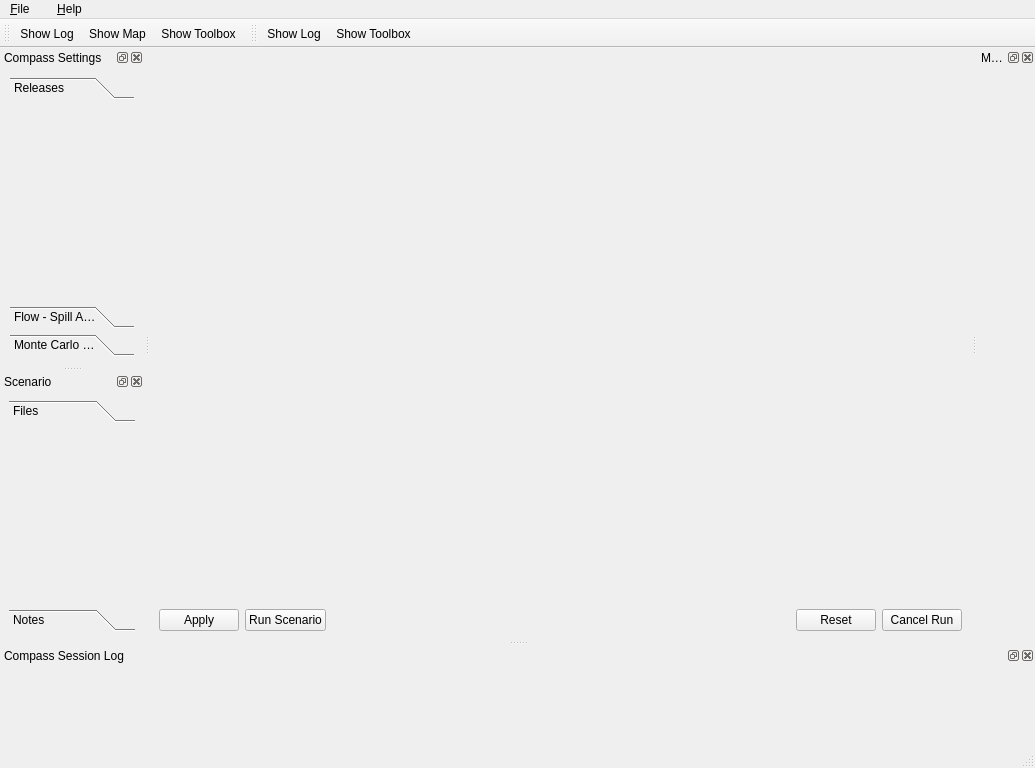
Before: the Qt Designer form src/CompassGui.ui in nschindler-noaa/compass-rewrite, drawn with Qt 5.
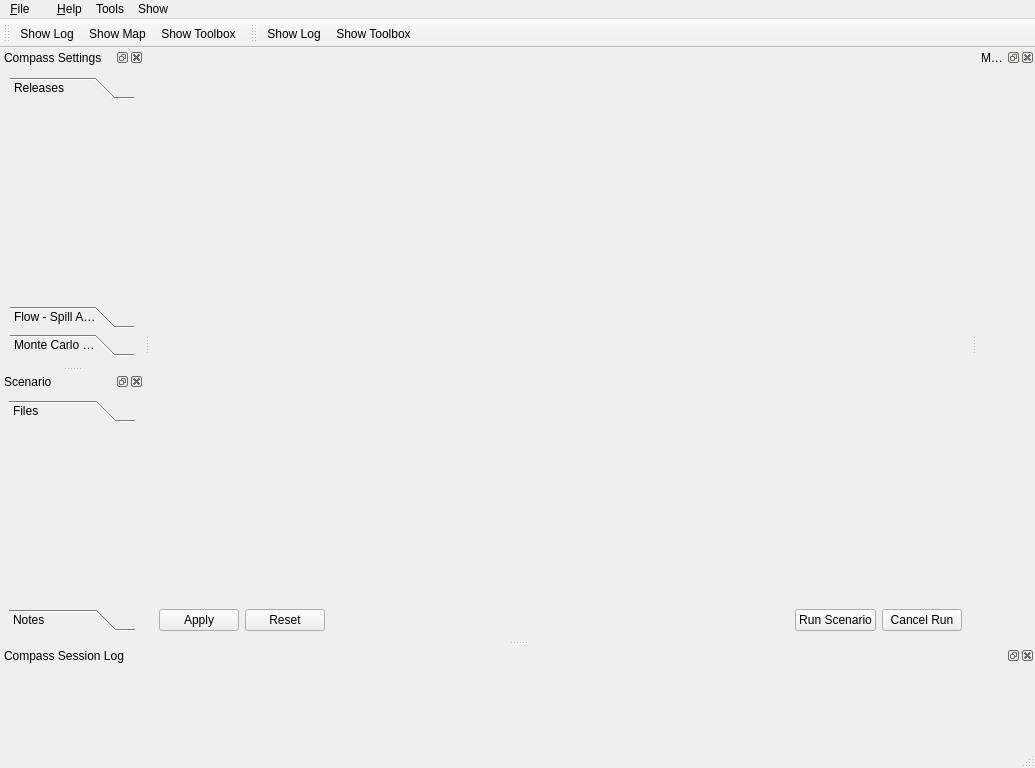
After: the same form once the commit is applied. The open tabs and pages were chosen to show the change. Icons and pictures are not drawn.

The edit to the form file:
```diff
--- a/src/CompassGui.ui
+++ b/src/CompassGui.ui
@@ -79,9 +79,9 @@
        </widget>
       </item>
       <item>
-       <widget class="QPushButton" name="pushButton_run">
+       <widget class="QPushButton" name="pushButton_reset">
         <property name="text">
-         <string>Run Scenario</string>
+         <string>Reset</string>
         </property>
        </widget>
       </item>
@@ -99,9 +99,9 @@
        </spacer>
       </item>
       <item>
-       <widget class="QPushButton" name="pushButton_reset">
+       <widget class="QPushButton" name="pushButton_run">
         <property name="text">
-         <string>Reset</string>
+         <string>Run Scenario</string>
         </property>
        </widget>
       </item>
@@ -145,9 +145,28 @@
      <string/>
     </property>
    </widget>
+   <widget class="QMenu" name="menuTools">
+    <property name="title">
+     <string>Tools</string>
+    </property>
+    <addaction name="actionRelease_Tool"/>
+    <addaction name="actionTransport_Tool"/>
+   </widget>
+   <widget class="QMenu" name="menuShow">
+    <property name="title">
+     <string>Show</string>
+    </property>
+    <addaction name="actionShow_Log"/>
+    <addaction name="actionShow_Map"/>
+    <addaction name="actionShow_Toolbox"/>
+    <addaction name="actionRelease_Tool"/>
+    <addaction name="actionTransport_Tool"/>
+   </widget>
    <addaction name="menu_File"/>
    <addaction name="menu"/>
    <addaction name="menu_Help"/>
+   <addaction name="menuTools"/>
+   <addaction name="menuShow"/>
   </widget>
   <widget class="QToolBar" name="toolBar_io">
    <property name="windowTitle">
```
Left out of the diff: 56 changed lines with no effect on the pictures.
